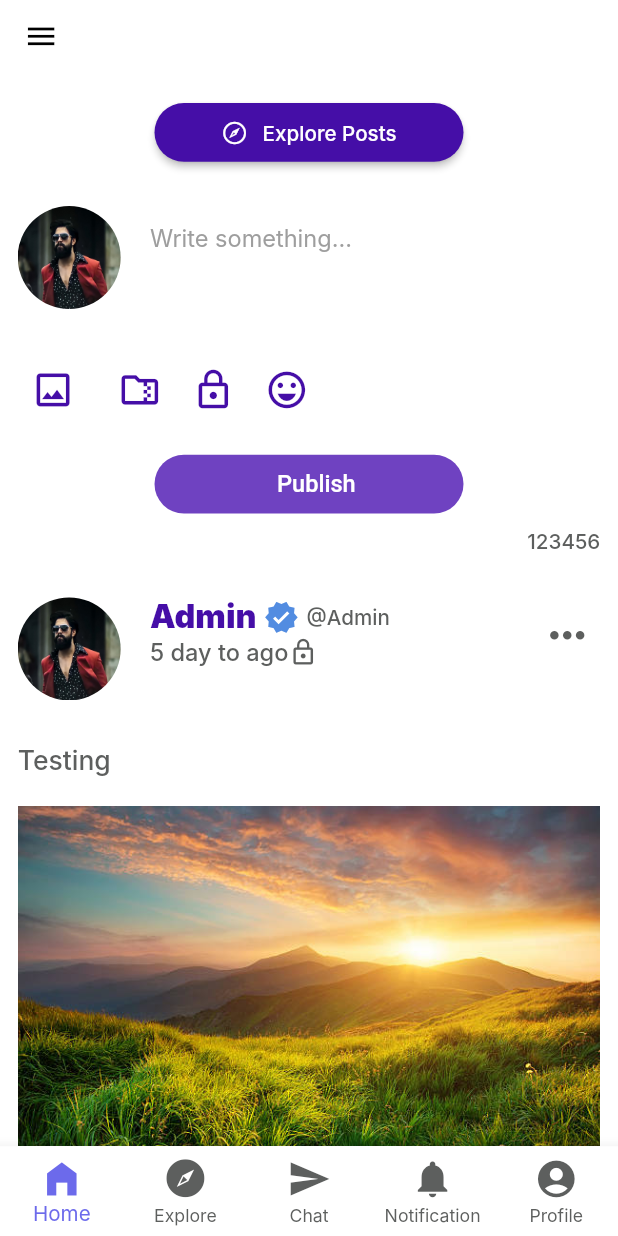
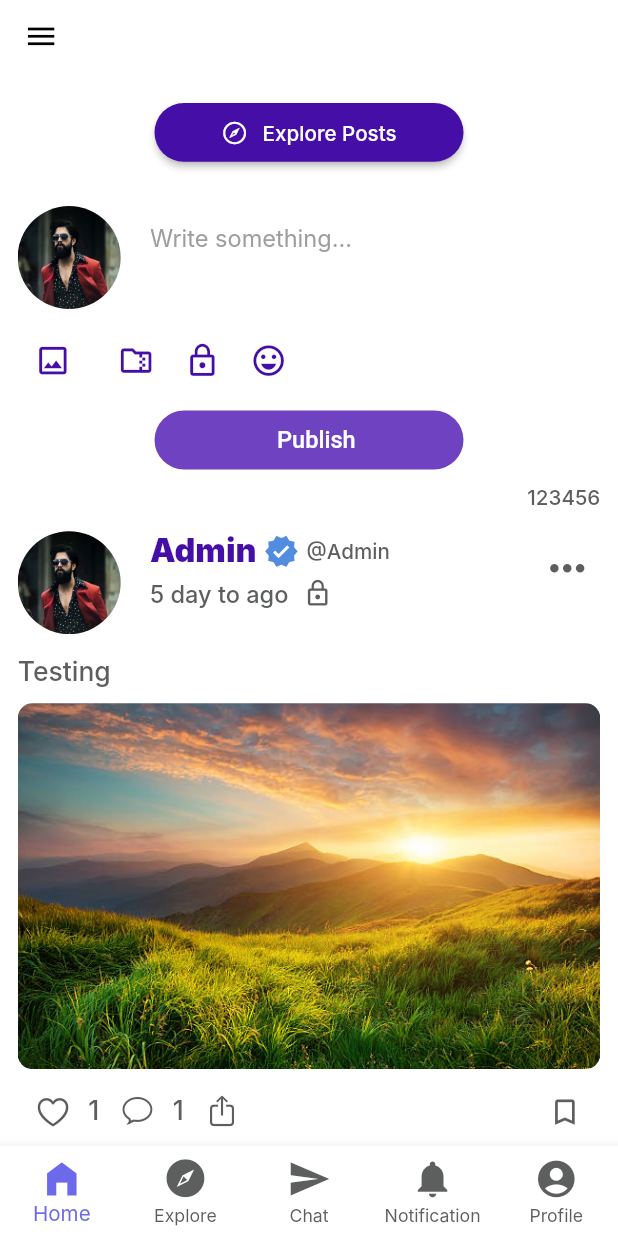
Before and after one commit to nikhilpanseriya1/Fans, a Flutter app: the HomeStructureView screen opened directly, on a phone screen of 412 x 824 dp. Run offline on Flutter 3.47's test engine with Material 2 defaults, Android fonts, the phone set to English and light mode, and no system bars; our stand-ins replace country_code_picker, emoji_picker_flutter, fluttertoast, get, get_storage, image_picker and 8 more; missing offline and left inert: dart:ffi; accounts and stored records are empty; Roboto replaces fonts that are missing (Inter).

Commit message:
chintan 5 jul

```diff
--- a/lib/moduls/Home/home/home_screen.dart
+++ b/lib/moduls/Home/home/home_screen.dart
@@ -310,7 +310,6 @@ Widget homeViewData(bool? visible) {
               )
             ],
           ),
-          20.heightBox,
           StreamBuilder<Object>(
               stream: kHomeController.imageShowing.stream,
               builder: (context, snapshot) {
@@ -420,30 +419,30 @@ Widget homeViewData(bool? visible) {
                 icon: const Icon(
                   Icons.image_outlined,
                   color: deepPurpleColor,
-                  size: 30,
+                  size: 25,
                 ),
               ),
               20.widthBox,
               const Icon(
                 Icons.folder_zip_outlined,
                 color: deepPurpleColor,
-                size: 30,
+                size: 25,
               ),
               20.widthBox,
               const Icon(
                 Icons.lock_outline,
                 color: deepPurpleColor,
-                size: 30,
+                size: 25,
               ),
               20.widthBox,
               const Icon(
                 Icons.emoji_emotions_outlined,
                 color: deepPurpleColor,
-                size: 30,
+                size: 25,
               ),
             ],
           ),
-          20.heightBox,
+          10.heightBox,
           materialButton(
               background: MaterialStateProperty.all(lightPurpleColor),
               text: 'Publish',
@@ -459,7 +458,7 @@ Widget homeViewData(bool? visible) {
               ))
         ],
       ),
-      30.heightBox,
+      15.heightBox,
       ListView.builder(
           shrinkWrap: true,
           physics: const NeverScrollableScrollPhysics(),
@@ -650,12 +649,14 @@ Widget commonPost(BuildContext context) {
                     )
                   ],
                 ),
+                5.heightBox,
                 Row(
                   children: [
                     Text(
                       '5 day to ago',
                       style: FontStyleUtility.greyInter16W500,
                     ),
+                    10.widthBox,
                     const Icon(
                       Icons.lock_outline,
                       color: colorGrey,
@@ -731,21 +732,24 @@ Widget commonPost(BuildContext context) {
             ),
           ],
         ),
-        30.heightBox,
+        15.heightBox,
         Text(
           'Testing',
           style: FontStyleUtility.greyInter18W500,
         ),
-        20.heightBox,
+        10.heightBox,
         /*Container(
                     height: 200,
                     color: colorBlack,
                   ),*/
-        Image.asset(
-          'assets/images/post1.jpeg',
-          fit: BoxFit.cover,
+        ClipRRect(
+          borderRadius: BorderRadius.circular(10),
+          child: Image.asset(
+            'assets/images/post1.jpeg',
+            fit: BoxFit.cover,
+          ),
         ),
-        10.heightBox,
+        5.heightBox,
         Row(
           children: [
             StreamBuilder<Object>(
--- a/lib/moduls/Home/home_structure.dart
+++ b/lib/moduls/Home/home_structure.dart
@@ -1,8 +1,10 @@
 import 'package:fans/moduls/Home/home/my_posts_screen.dart';
+import 'package:fans/moduls/Home/notification/View/billing_screen.dart';
 import 'package:fans/moduls/Home/notification/View/dashboard_screen.dart';
 import 'package:fans/moduls/Home/notification/View/edit_page_screen.dart';
 import 'package:fans/moduls/Home/notification/View/may_page_screen.dart';
 import 'package:fans/moduls/Home/notification/View/mysubscribers_screen.dart';
+import 'package:fans/moduls/Home/notification/View/social_profile_screen.dart';
 import 'package:fans/utility/common_buttons.dart';
 import 'package:fans/utility/utility_export.dart';
 import 'package:flutter/cupertino.dart';
@@ -79,56 +81,57 @@ class _HomeStructureViewState extends State<HomeStructureView> {
                     },
                     icon: const Icon(Icons.close)),
               ),
+              // ListTile(
+              //   leading:
+              //       Image.asset('assets/appIcons/myprofile.png', scale: 4.5),
+              //   title: Text(
+              //     'My Page',
+              //     style: FontStyleUtility.blackSansSerif18W500,
+              //   ),
+              //   onTap: () {
+              //     Get.back();
+              //     setState((){
+              //     tabSelectedIndex.value = 4;
+              //     tabSelectedIndex.refresh();
+              //     });
+              //
+              //   },
+              // ),
               ListTile(
-                leading:
-                    Image.asset('assets/appIcons/myprofile.png', scale: 4.5),
-                title: Text(
-                  'My Page',
-                  style: FontStyleUtility.blackSansSerif18W500,
-                ),
-                onTap: () {
-                  Get.back();
-                  setState((){
-                  tabSelectedIndex.value = 4;
-                  tabSelectedIndex.refresh();
-                  });
-
-                },
-              ),
-              ListTile(
-                leading:
-                    Image.asset('assets/appIcons/dashboard.png', scale: 4.8),
+                leading: const Icon(Icons.dashboard),
                 title: Text(
                   'Dashboard',
                   style: FontStyleUtility.blackInter16W400,
                 ),
                 onTap: () {
+                  Get.back();
                   Get.to(() => const DashboardScreen());
                 },
               ),
               ListTile(
-                leading: Image.asset('assets/appIcons/mypost.png', scale: 4.5),
+                leading: const Icon(Icons.grid_on),
                 title: Text(
                   'My Post',
                   style: FontStyleUtility.blackInter16W400,
                 ),
                 onTap: () {
+                  Get.back();
                   Get.to(() => const MyPostsScreen());
                 },
               ),
               ListTile(
-                leading:
-                    Image.asset('assets/appIcons/bookmark.png', scale: 4.8),
+                leading: const Icon(Icons.bookmark),
                 title: Text(
                   'Bookmarks',
                   style: FontStyleUtility.blackInter16W400,
                 ),
                 onTap: () {
+                  Get.back();
                   Get.to(() => const BookMarkScreen());
                 },
               ),
               ListTile(
-                leading: Image.asset('assets/appIcons/balance.png', scale: 4.5),
+                leading: const Icon(Icons.savings),
                 title: Text(
                   'Balance: TZS12,432.0',
                   style: FontStyleUtility.blackInter16W400,
@@ -136,7 +139,7 @@ class _HomeStructureViewState extends State<HomeStructureView> {
                 onTap: () {},
               ),
               ListTile(
-                leading: Image.asset('assets/appIcons/wallet.png', scale: 4.7),
+                leading: const Icon(Icons.account_balance_wallet),
                 title: Text(
                   'Wallet: TZS12,432.0',
                   style: FontStyleUtility.blackInter16W400,
@@ -144,27 +147,48 @@ class _HomeStructureViewState extends State<HomeStructureView> {
                 onTap: () {},
               ),
               ListTile(
-                leading:
-                    Image.asset('assets/appIcons/subscriber.png', scale: 4.8),
+                leading: const Icon(Icons.group),
                 title: Text(
                   'My Subscriber',
                   style: FontStyleUtility.blackInter16W400,
                 ),
                 onTap: () {
+                  Get.back();
                   Get.to(() => const MySubscribersScreen());
                 },
               ),
               ListTile(
-                leading:
-                    Image.asset('assets/appIcons/subscription.png', scale: 4.8),
+                leading: const Icon(Icons.workspace_premium),
                 title: Text(
-                  'Subscription',
+                  'My Subscription',
                   style: FontStyleUtility.blackInter16W400,
                 ),
                 onTap: () {},
               ),
               ListTile(
-                leading: Image.asset('assets/appIcons/logout.png', scale: 5.0),
+                leading: const Icon(Icons.interests),
+                title: Text(
+                  'Social Profiles',
+                  style: FontStyleUtility.blackInter16W400,
+                ),
+                onTap: () {
+                  Get.back();
+                  Get.to(() => const SocialProfileScreen());
+                },
+              ),
+              ListTile(
+                leading: const Icon(Icons.monetization_on),
+                title: Text(
+                  'Billing',
+                  style: FontStyleUtility.blackInter16W400,
+                ),
+                onTap: () {
+                  Get.back();
+                  Get.to(() => const BillingScreen());
+                },
+              ),
+              ListTile(
+                leading: const Icon(Icons.logout),
                 title: Text(
                   'Log Out',
                   style: FontStyleUtility.blackInter16W400,
@@ -176,11 +200,11 @@ class _HomeStructureViewState extends State<HomeStructureView> {
                 padding: const EdgeInsets.symmetric(horizontal: 12.0),
                 child: materialButton(
                   onTap: () {
+                    Get.back();
                     Get.to(() => const EditPageScreen());
                   },
-                  text: 'Edit Profile',
-                  textStyle: FontStyleUtility.blackInter16W400
-                      .copyWith(color: colorWhite),
+                  text: 'Edit Page',
+                  textStyle: FontStyleUtility.blackInter16W400.copyWith(color: colorWhite),
                 ),
               )
             ],
@@ -197,23 +221,38 @@ class _HomeStructureViewState extends State<HomeStructureView> {
           type: BottomNavigationBarType.fixed,
           items: const <BottomNavigationBarItem>[
             BottomNavigationBarItem(
-              icon: Icon(Icons.home_filled,size: 30,),
+              icon: Icon(
+                Icons.home_filled,
+                size: 30,
+              ),
               label: 'Home',
             ),
             BottomNavigationBarItem(
-              icon: Icon(CupertinoIcons.compass_fill,size: 30,),
+              icon: Icon(
+                CupertinoIcons.compass_fill,
+                size: 30,
+              ),
               label: 'Explore',
             ),
             BottomNavigationBarItem(
-              icon: Icon(Icons.send,size: 30,),
+              icon: Icon(
+                Icons.send,
+                size: 30,
+              ),
               label: 'Chat',
             ),
             BottomNavigationBarItem(
-              icon: Icon(Icons.notifications,size: 30,),
+              icon: Icon(
+                Icons.notifications,
+                size: 30,
+              ),
               label: 'Notification',
             ),
             BottomNavigationBarItem(
-              icon: Icon(Icons.account_circle,size: 30,),
+              icon: Icon(
+                Icons.account_circle,
+                size: 30,
+              ),
               label: 'Profile',
             ),
           ],
--- a/lib/moduls/Home/notification/notification_screen.dart
+++ b/lib/moduls/Home/notification/notification_screen.dart
@@ -229,12 +229,12 @@ class _NotificationScreenState extends State<NotificationScreen> {
                       children: [
                         const Icon(
                           /*isExpansionTileOpen.value ? Icons.cancel :*/
-                          Icons.menu,
+                          Icons.settings,
                           color: colorWhite,
                         ),
                         10.widthBox,
                         Text(
-                          'Menu',
+                          'Settings',
                           style: FontStyleUtility.blackDMSerifDisplay18W400
                               .copyWith(color: colorWhite),
                         ),
--- a/lib/moduls/LoginFlow/views/signup_screen.dart
+++ b/lib/moduls/LoginFlow/views/signup_screen.dart
@@ -120,7 +120,7 @@ class _SignUpScreenState extends State<SignUpScreen> {
                           ),
                         ),
                         onPressed: () {
-                          Get.to(() => const HomeStructureView());
+                          Get.offAll(() => const HomeStructureView());
                         },
                         child: Text(
                           "Sign up",
```
Also changed, not shown: lib/moduls/Home/home/explore_posts_screen.dart (+16 -7 lines), lib/moduls/Home/home/my_posts_screen.dart (+11 -2 lines), lib/moduls/Home/notification/View/billing_screen.dart (added, +99 -0 lines), lib/moduls/Home/notification/View/edit_page_screen.dart (+104 -70 lines), lib/moduls/Home/notification/View/may_page_screen.dart (+93 -98 lines), lib/moduls/Home/notification/View/mysubscribers_screen.dart (+12 -3 lines), lib/moduls/Home/notification/View/social_profile_screen.dart (added, +67 -0 lines).
